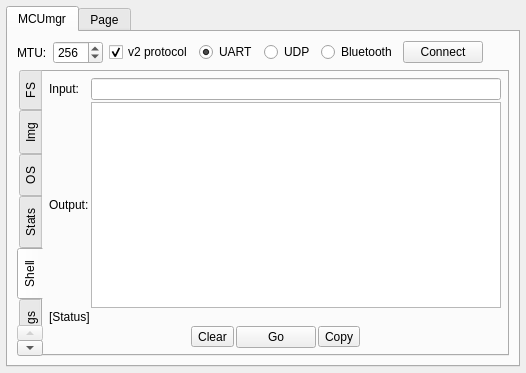
Qt form plugins/mcumgr/form.ui (thedjnK/AuTerm) before a commit.
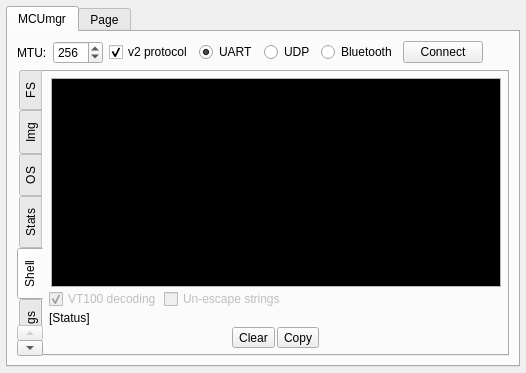
The same form after that commit. The open tabs and pages were chosen to show the change. Custom widgets are drawn as their Qt base class.

Commit message: plugins: mcumgr: Use terminal edit class for shell transport

```diff
--- a/plugins/mcumgr/form.ui
+++ b/plugins/mcumgr/form.ui
@@ -1284,24 +1284,124 @@
            <property name="spacing">
             <number>2</number>
            </property>
-           <item row="0" column="0">
-            <widget class="QLabel" name="label_12">
-             <property name="text">
-              <string>Input:</string>
-             </property>
-            </widget>
-           </item>
-           <item row="1" column="0">
-            <widget class="QLabel" name="label_13">
-             <property name="text">
-              <string>Output:</string>
-             </property>
-            </widget>
-           </item>
-           <item row="0" column="1">
-            <widget class="QLineEdit" name="edit_SHELL_Input"/>
-           </item>
            <item row="3" column="0" colspan="2">
+            <widget class="QLabel" name="lbl_SHELL_Status">
+             <property name="text">
+              <string>[Status]</string>
+             </property>
+            </widget>
+           </item>
+           <item row="1" column="1">
+            <widget class="AutScrollEdit" name="edit_SHELL_Output">
+             <property name="palette">
+              <palette>
+               <active>
+                <colorrole role="WindowText">
+                 <brush brushstyle="SolidPattern">
+                  <color alpha="255">
+                   <red>255</red>
+                   <green>255</green>
+                   <blue>255</blue>
+                  </color>
+                 </brush>
+                </colorrole>
+                <colorrole role="Text">
+                 <brush brushstyle="SolidPattern">
+                  <color alpha="255">
+                   <red>255</red>
+                   <green>255</green>
+                   <blue>255</blue>
+                  </color>
+                 </brush>
+                </colorrole>
+                <colorrole role="Base">
+                 <brush brushstyle="SolidPattern">
+                  <color alpha="255">
+                   <red>0</red>
+                   <green>0</green>
+                   <blue>0</blue>
+                  </color>
+                 </brush>
+                </colorrole>
+                <colorrole role="PlaceholderText">
+                 <brush brushstyle="SolidPattern">
+                  <color alpha="128">
+                   <red>255</red>
+                   <green>255</green>
+                   <blue>255</blue>
+                  </color>
+                 </brush>
+                </colorrole>
+               </active>
+               <inactive>
+                <colorrole role="WindowText">
+                 <brush brushstyle="SolidPattern">
+                  <color alpha="255">
+                   <red>255</red>
+                   <green>255</green>
+                   <blue>255</blue>
+                  </color>
+                 </brush>
+                </colorrole>
+                <colorrole role="Text">
+                 <brush brushstyle="SolidPattern">
+                  <color alpha="255">
+                   <red>255</red>
+                   <green>255</green>
+                   <blue>255</blue>
+                  </color>
+                 </brush>
+                </colorrole>
+                <colorrole role="Base">
+                 <brush brushstyle="SolidPattern">
+                  <color alpha="255">
+                   <red>0</red>
+                   <green>0</green>
+                   <blue>0</blue>
+                  </color>
+                 </brush>
+                </colorrole>
+                <colorrole role="PlaceholderText">
+                 <brush brushstyle="SolidPattern">
+                  <color alpha="128">
+                   <red>255</red>
+                   <green>255</green>
+                   <blue>255</blue>
+                  </color>
+                 </brush>
+                </colorrole>
+               </inactive>
+               <disabled>
+                <colorrole role="Base">
+                 <brush brushstyle="SolidPattern">
+                  <color alpha="255">
+                   <red>0</red>
+                   <green>0</green>
+                   <blue>0</blue>
+                  </color>
+                 </brush>
+                </colorrole>
+                <colorrole role="PlaceholderText">
+                 <brush brushstyle="SolidPattern">
+                  <color alpha="128">
+                   <red>255</red>
+                   <green>255</green>
+                   <blue>255</blue>
+                  </color>
+                 </brush>
+                </colorrole>
+               </disabled>
+              </palette>
+             </property>
+             <property name="undoRedoEnabled">
+              <bool>false</bool>
+             </property>
+             <property name="readOnly">
+              <bool>false</bool>
+             </property>
+            </widget>
+           </item>
+           <item row="4" column="0" colspan="2">
             <layout class="QHBoxLayout" name="horizontalLayout_8">
              <property name="spacing">
               <number>2</number>
@@ -1329,13 +1429,6 @@
                </property>
               </widget>
              </item>
-             <item>
-              <widget class="QPushButton" name="btn_SHELL_Go">
-               <property name="text">
-                <string>Go</string>
-               </property>
-              </widget>
-             </item>
              <item>
               <widget class="QToolButton" name="btn_SHELL_Copy">
                <property name="text">
@@ -1358,22 +1451,51 @@
              </item>
             </layout>
            </item>
-           <item row="1" column="1">
-            <widget class="QPlainTextEdit" name="edit_SHELL_Output">
-             <property name="undoRedoEnabled">
-              <bool>false</bool>
-             </property>
-             <property name="readOnly">
-              <bool>true</bool>
-             </property>
-            </widget>
-           </item>
            <item row="2" column="0" colspan="2">
-            <widget class="QLabel" name="lbl_SHELL_Status">
-             <property name="text">
-              <string>[Status]</string>
+            <layout class="QHBoxLayout" name="horizontalLayout_17">
+             <property name="spacing">
+              <number>2</number>
              </property>
-            </widget>
+             <property name="topMargin">
+              <number>0</number>
+             </property>
+             <item>
+              <widget class="QCheckBox" name="check_shell_vt100_decoding">
+               <property name="enabled">
+                <bool>false</bool>
+               </property>
+               <property name="text">
+                <string>VT100 decoding</string>
+               </property>
+               <property name="checked">
+                <bool>true</bool>
+               </property>
+              </widget>
+             </item>
+             <item>
+              <widget class="QCheckBox" name="check_shel_unescape_strings">
+               <property name="enabled">
+                <bool>false</bool>
+               </property>
+               <property name="text">
+                <string>Un-escape strings</string>
+               </property>
+              </widget>
+             </item>
+             <item>
+              <spacer name="horizontalSpacer_12">
+               <property name="orientation">
+                <enum>Qt::Horizontal</enum>
+               </property>
+               <property name="sizeHint" stdset="0">
+                <size>
+                 <width>40</width>
+                 <height>20</height>
+                </size>
+               </property>
+              </spacer>
+             </item>
+            </layout>
            </item>
           </layout>
          </widget>
@@ -1820,6 +1942,13 @@
    </item>
   </layout>
  </widget>
+ <customwidgets>
+  <customwidget>
+   <class>AutScrollEdit</class>
+   <extends>QPlainTextEdit</extends>
+   <header>AutScrollEdit.h</header>
+  </customwidget>
+ </customwidgets>
  <resources/>
  <connections/>
  <buttongroups>
```
Left out of the diff: 2 changed lines with no effect on the pictures. The commit also changes 5 other files.
